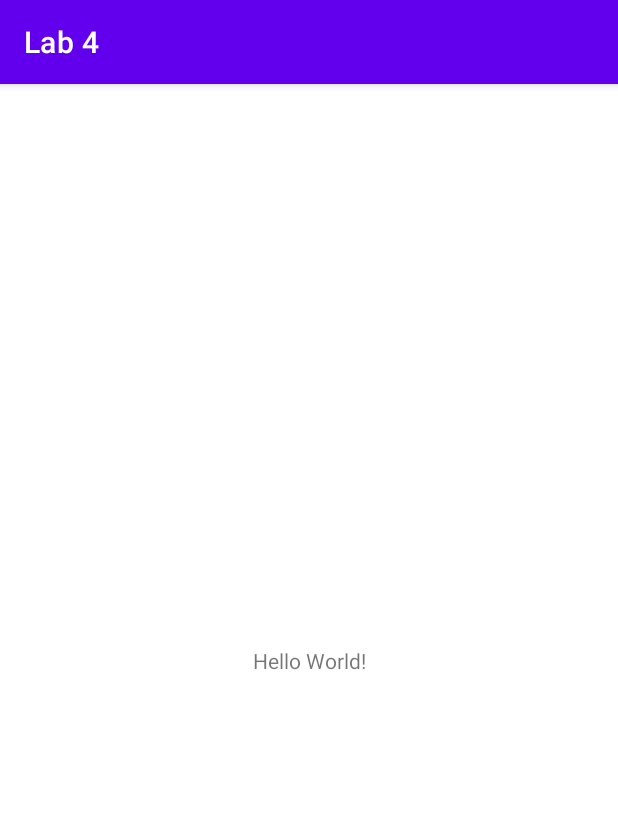
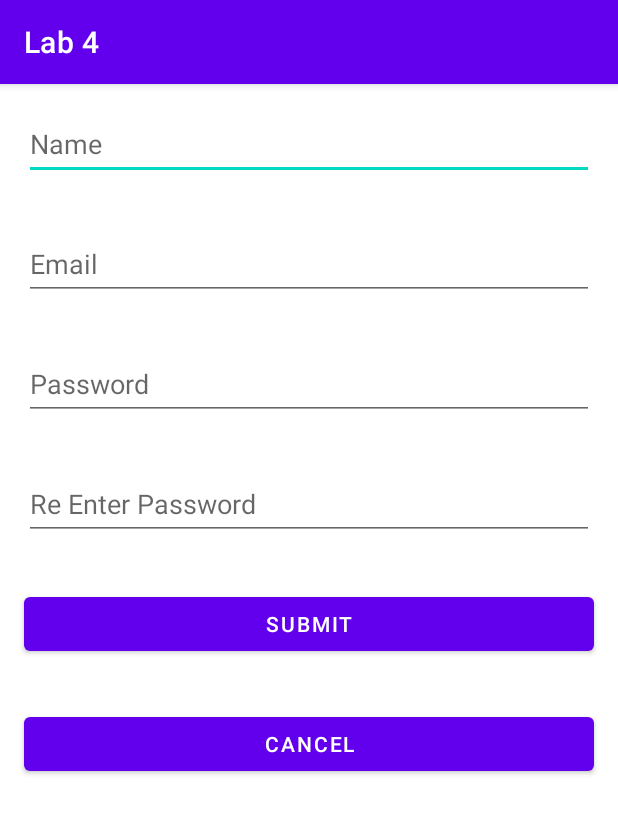
Before and after one commit to IT21221682/RajithaAS, an Android app: the screen it shows after launch (MainActivity), on a phone screen of 412 x 824 dp. Shown: the top 814 px of the screen. Run offline under Robolectric (Android 15) with nearby library versions, the phone set to English and light mode, and no system bars.

Commit message:
login new branch

```diff
--- a/app/src/main/res/layout/activity_main.xml
+++ b/app/src/main/res/layout/activity_main.xml
@@ -6,13 +6,80 @@
     android:layout_height="match_parent"
     tools:context=".MainActivity">
 
-    <TextView
-        android:layout_width="wrap_content"
-        android:layout_height="wrap_content"
-        android:text="Hello World!"
-        app:layout_constraintBottom_toBottomOf="parent"
-        app:layout_constraintEnd_toEndOf="parent"
-        app:layout_constraintStart_toStartOf="parent"
-        app:layout_constraintTop_toTopOf="parent" />
+    <LinearLayout
+        android:layout_width="match_parent"
+        android:layout_height="match_parent"
+        android:orientation="vertical">
+
+        <EditText
+            android:id="@+id/edtName"
+            android:layout_width="match_parent"
+            android:layout_height="48dp"
+            android:ems="10"
+            android:hint="@string/edtName"
+            android:layout_marginTop="16dp"
+            android:layout_marginBottom="16dp"
+            android:layout_marginLeft="16dp"
+            android:layout_marginRight="16dp"
+            android:inputType="textPersonName" />
+
+        <EditText
+            android:id="@+id/edtEmail"
+            android:layout_width="match_parent"
+            android:layout_height="48dp"
+            android:ems="10"
+            android:hint="@string/edtEmail"
+            android:layout_marginTop="16dp"
+            android:layout_marginBottom="16dp"
+            android:layout_marginLeft="16dp"
+            android:layout_marginRight="16dp"
+            android:inputType="textEmailAddress" />
+
+        <EditText
+            android:id="@+id/edtPassword"
+            android:layout_width="match_parent"
+            android:layout_height="48dp"
+            android:ems="10"
+            android:hint="@string/edtPassword"
+            android:layout_marginTop="16dp"
+            android:layout_marginBottom="16dp"
+            android:layout_marginLeft="16dp"
+            android:layout_marginRight="16dp"
+            android:inputType="textPassword" />
+
+        <EditText
+            android:id="@+id/edtReTypePassword"
+            android:layout_width="match_parent"
+            android:layout_height="48dp"
+            android:ems="10"
+            android:hint="@string/edtReTypePassword"
+            android:layout_marginTop="16dp"
+            android:layout_marginBottom="16dp"
+            android:layout_marginLeft="16dp"
+            android:layout_marginRight="16dp"
+            android:inputType="textPassword" />
+
+        <Button
+            android:id="@+id/btnSubmit"
+            android:layout_width="match_parent"
+            android:layout_height="48dp"
+            android:hint="@string/btnSubmit"
+            android:layout_marginTop="16dp"
+            android:layout_marginBottom="16dp"
+            android:layout_marginLeft="16dp"
+            android:layout_marginRight="16dp"
+            android:text="Submit" />
+
+        <Button
+            android:id="@+id/btnCancel"
+            android:layout_width="match_parent"
+            android:layout_height="48dp"
+            android:hint="@string/btnCancel"
+            android:layout_marginTop="16dp"
+            android:layout_marginBottom="16dp"
+            android:layout_marginLeft="16dp"
+            android:layout_marginRight="16dp"
+            android:text="Cancel" />
+    </LinearLayout>
 
 </androidx.constraintlayout.widget.ConstraintLayout>
--- a/app/src/main/res/values/strings.xml
+++ b/app/src/main/res/values/strings.xml
@@ -1,3 +1,9 @@
 <resources>
     <string name="app_name">Lab 4</string>
+    <string name="edtName">Name</string>
+    <string name="edtEmail">Email</string>
+    <string name="edtPassword">Password</string>
+    <string name="edtReTypePassword">Re Enter Password</string>
+    <string name="btnSubmit">Submit</string>
+    <string name="btnCancel">Cancel</string>
 </resources>
```
